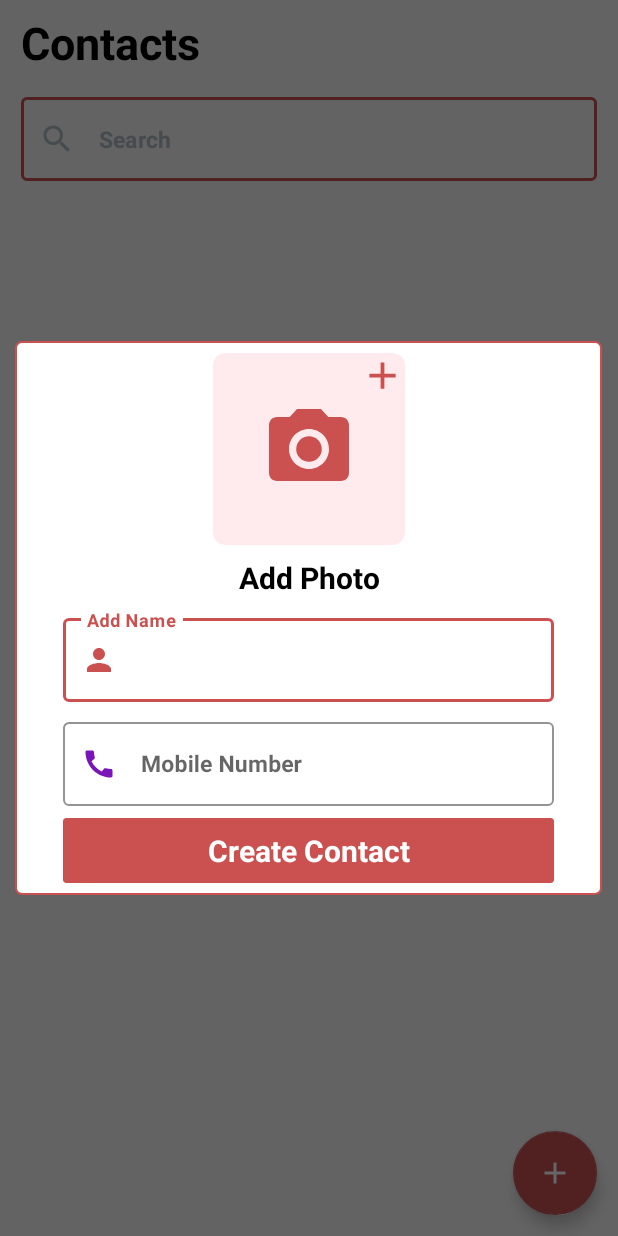
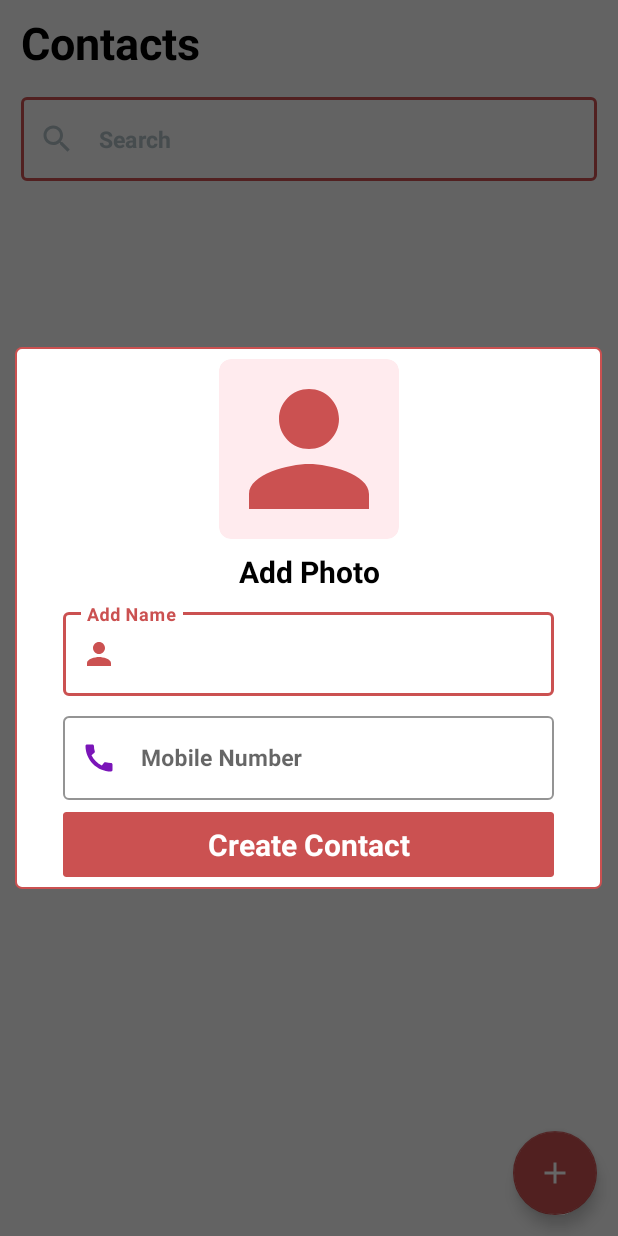
Before and after one commit to Iqboljon1/Contact_App, an Android app: the screen it shows after launch (MainActivity), after a tap on an icon or button, on a phone screen of 412 x 824 dp. Run offline under Robolectric (Android 15) with nearby library versions, the phone set to English and light mode, and no system bars; libraries missing offline, so code that uses them is left out: com.github.dhaval2404.imagepicker.

Commit message:
Contact_App

```diff
--- a/app/build.gradle
+++ b/app/build.gradle
@@ -51,4 +51,8 @@ dependencies {
 
     //RecyclerViewSwipe
     implementation 'com.chauthai.swipereveallayout:swipe-reveal-layout:1.4.1'
+
+    // image picker
+    implementation 'com.github.florent37:inline-activity-result:1.0.4'
+    implementation 'com.github.dhaval2404:imagepicker-support:1.7.1'
 }
--- a/app/src/main/AndroidManifest.xml
+++ b/app/src/main/AndroidManifest.xml
@@ -9,6 +9,7 @@
         android:allowBackup="true"
         android:icon="@mipmap/ic_launcher"
         android:label="@string/app_name"
+        android:requestLegacyExternalStorage="true"
         android:roundIcon="@mipmap/ic_launcher_round"
         android:supportsRtl="true"
         android:theme="@style/Theme.ContactApp">
--- a/app/src/main/res/layout/dialog_add_contact.xml
+++ b/app/src/main/res/layout/dialog_add_contact.xml
@@ -35,19 +35,12 @@
                     android:layout_height="match_parent">
 
                     <ImageView
-                        android:layout_width="64dp"
-                        android:layout_height="64dp"
-                        android:layout_margin="32dp"
-                        android:src="@drawable/ic_camera"
+                        android:id="@+id/imageContact"
+                        android:layout_width="120dp"
+                        android:layout_height="120dp"
+                        android:src="@drawable/ic_person"
                         app:layout_constraintBottom_toBottomOf="parent"
                         app:layout_constraintLeft_toLeftOf="parent"
-                        app:layout_constraintRight_toRightOf="parent"
-                        app:layout_constraintTop_toTopOf="parent" />
-
-                    <ImageView
-                        android:layout_width="30dp"
-                        android:layout_height="30dp"
-                        android:src="@drawable/ic_add"
                         app:layout_constraintRight_toRightOf="parent"
                         app:layout_constraintTop_toTopOf="parent" />
 
@@ -91,7 +84,7 @@
                     android:textColorHint="#B0BEC5"
                     android:textSize="15sp"
                     android:textStyle="bold"
-                    tools:ignore="HardcodedText,SpeakableTextPresentCheck" />
+                    tools:ignore="HardcodedText,SpeakableTextPresentCheck,TouchTargetSizeCheck,DuplicateClickableBoundsCheck" />
 
             </com.google.android.material.textfield.TextInputLayout>
 
@@ -122,7 +115,7 @@
                     android:textColorHint="#B0BEC5"
                     android:textSize="15sp"
                     android:textStyle="bold"
-                    tools:ignore="HardcodedText,SpeakableTextPresentCheck" />
+                    tools:ignore="HardcodedText,SpeakableTextPresentCheck,TouchTargetSizeCheck" />
 
             </com.google.android.material.textfield.TextInputLayout>
 
--- a/app/src/main/res/layout/item_contact.xml
+++ b/app/src/main/res/layout/item_contact.xml
@@ -5,7 +5,8 @@
     android:layout_width="match_parent"
     android:layout_height="wrap_content"
     app:dragEdge="right"
-    app:mode="same_level">
+    app:mode="same_level"
+    tools:ignore="MissingClass">
 
     <LinearLayout
         android:layout_width="wrap_content"
--- a/settings.gradle
+++ b/settings.gradle
@@ -4,6 +4,7 @@ dependencyResolutionManagement {
         google()
         mavenCentral()
         jcenter() // Warning: this repository is going to shut down soon
+        maven { url 'https://jitpack.io' }
     }
 }
 rootProject.name = "Contact App"
```
Also changed, not shown: app/src/main/java/com/ir/contactapp/MainActivity.kt (+20 -0 lines).
